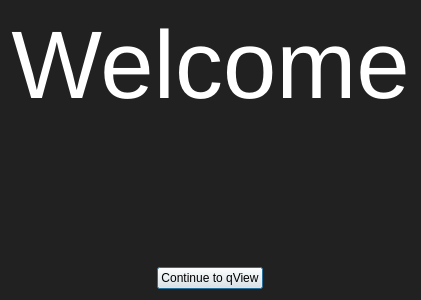
First picture: the form in src/qvwelcomedialog.ui, repository jurplel/qView, before the edit.
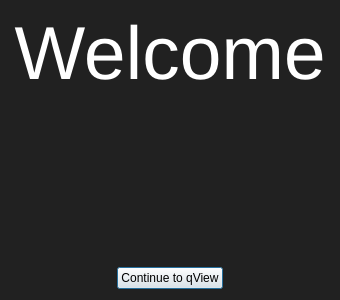
Second picture: the form after the edit.

The edit to the form file:
```diff
--- a/src/qvwelcomedialog.ui
+++ b/src/qvwelcomedialog.ui
@@ -9,7 +9,7 @@
    <rect>
     <x>0</x>
     <y>0</y>
-    <width>350</width>
+    <width>340</width>
     <height>300</height>
    </rect>
   </property>
@@ -131,7 +131,7 @@
      </property>
      <property name="font">
       <font>
-       <pointsize>72</pointsize>
+       <pointsize>56</pointsize>
       </font>
      </property>
      <property name="text">
```
